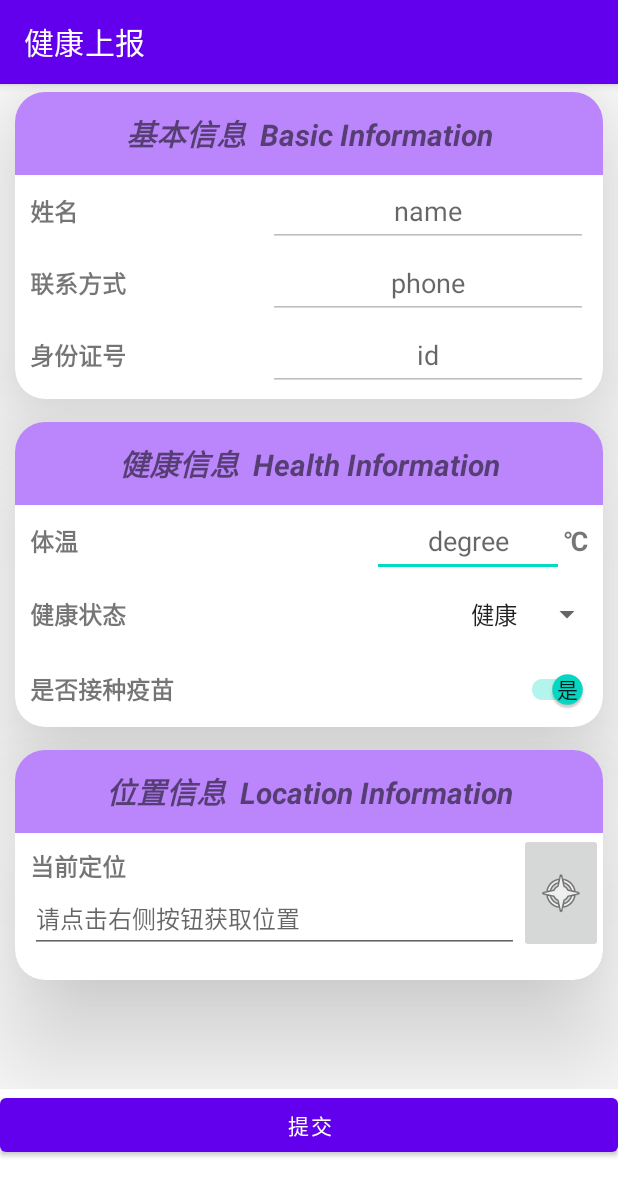
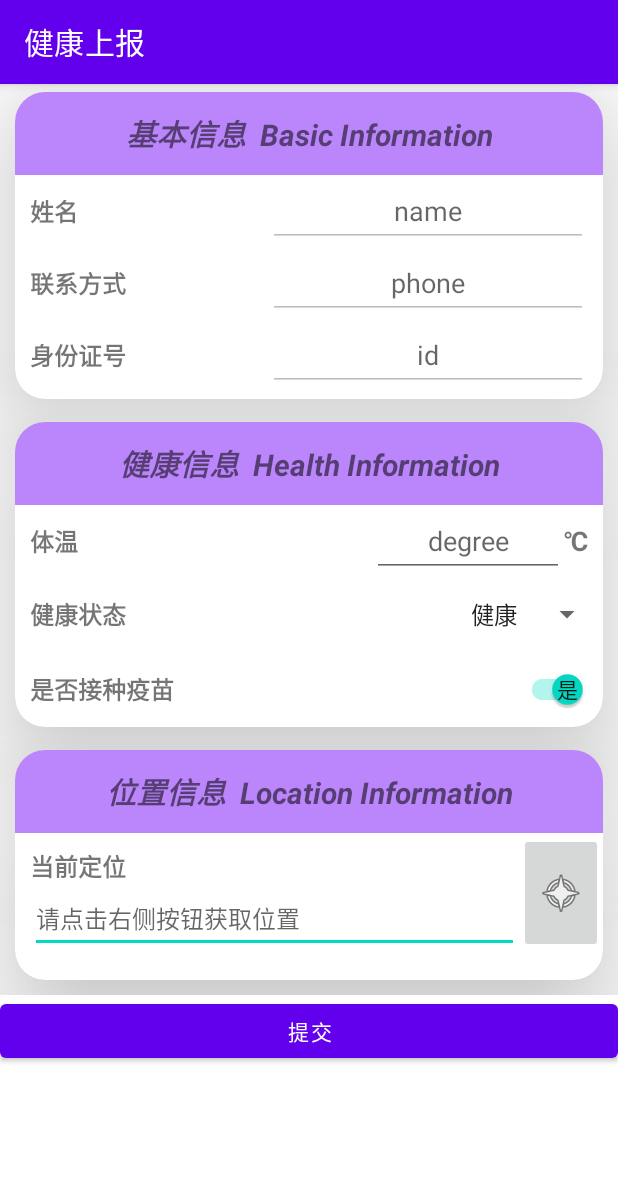
Before and after one commit to immaturehearts/EPCMSystem, an Android app: the HealthPunchInActivity screen opened directly, with no data from a screen before it, on a phone screen of 412 x 824 dp. Shown: the top 1196 px of the screen. Run offline under Robolectric (Android 15) with nearby library versions, the phone set to English and light mode, and no system bars; libraries missing offline, so code that uses them is left out: com.baidu.location; 6 statements that could not run were skipped.

Commit message:
更新打卡页面 可翻阅

```diff
--- a/app/src/main/res/layout/activity_health_punch_in.xml
+++ b/app/src/main/res/layout/activity_health_punch_in.xml
@@ -1,11 +1,16 @@
 <?xml version="1.0" encoding="utf-8"?>
-<LinearLayout xmlns:android="http://schemas.android.com/apk/res/android"
+<androidx.core.widget.NestedScrollView xmlns:android="http://schemas.android.com/apk/res/android"
     xmlns:app="http://schemas.android.com/apk/res-auto"
     xmlns:tools="http://schemas.android.com/tools"
     android:layout_width="match_parent"
     android:layout_height="match_parent"
     android:orientation="vertical"
     tools:context=".HealthPunchInActivity">
+
+    <LinearLayout
+        android:layout_width="match_parent"
+        android:layout_height="match_parent"
+        android:orientation="vertical">
 
         <LinearLayout
             android:layout_width="match_parent"
@@ -319,7 +324,7 @@
         <LinearLayout
             android:layout_width="match_parent"
             android:layout_height="wrap_content"
-        android:layout_marginBottom="50dp"
+            android:layout_marginBottom="30dp"
             android:orientation="vertical">
 
             <Button
@@ -331,3 +336,5 @@
         </LinearLayout>
 
     </LinearLayout>
+
+</androidx.core.widget.NestedScrollView>
```
Lines whose indentation alone changed are shown as unchanged.
